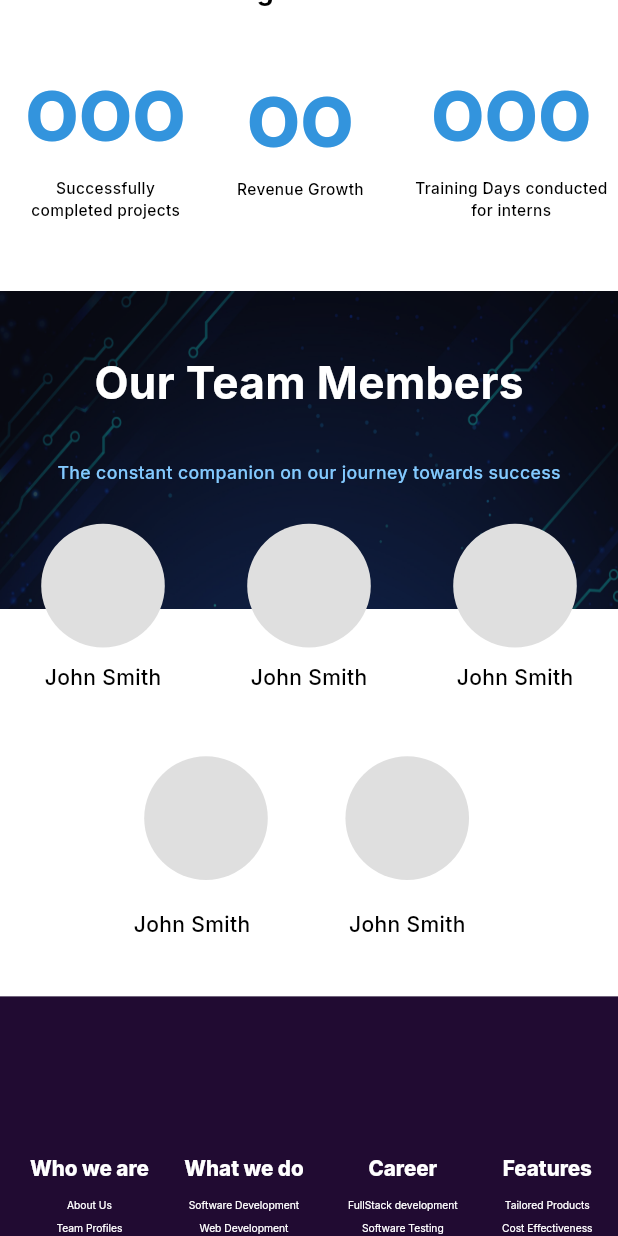
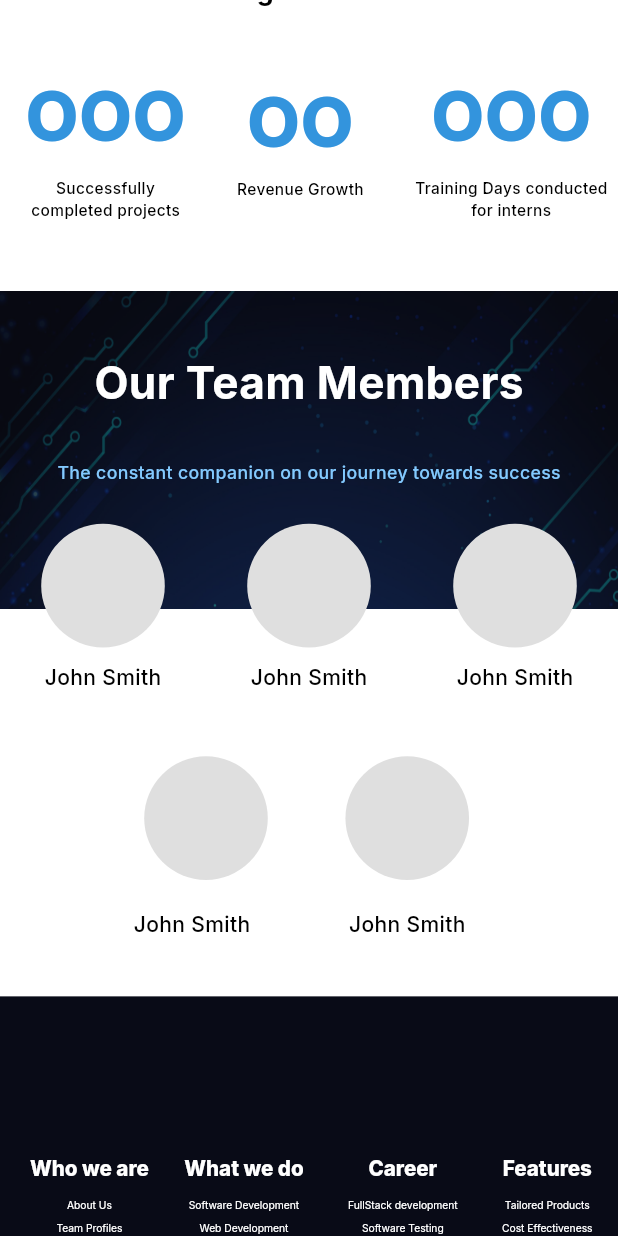
Before and after one commit to prachipachangepp/website_binyuga_new1, a Flutter app: the screen it shows after launch, scrolled down 1152 dp, on a phone screen of 412 x 824 dp. Run offline on Flutter 3.47's test engine with Material 3 defaults, Android fonts, the phone set to English and light mode, and no system bars; our stand-ins replace font_awesome_flutter, google_fonts.

Commit message:
updated all page

```diff
--- a/lib/presentation/font_manager.dart
+++ b/lib/presentation/font_manager.dart
@@ -15,6 +15,7 @@ class FontWeightManager {
 
 class FontSize {
   static const double s5= 5.0;
+  static const double s7= 7.0;
   static const double s8 = 8.0;
   static const double s10 = 10.0;
   static const double s11 = 11.0;
--- a/lib/presentation/value_manager.dart
+++ b/lib/presentation/value_manager.dart
@@ -27,6 +27,7 @@ class AppPadding {
   static const double p150 = 150.0;
   static const double p160 = 160.0;
   static const double p170 = 170.0;
+  static const double p185 = 185.0;
   static const double p200 = 180.0;
   static const double p190 = 190.0;
   static const double p205 = 205.0;
@@ -75,7 +76,10 @@ class AppSize {
   static const double s80 = 80;
   static const double s100 = 100;
   static const double s120 = 120;
+  static const double s126 = 126;
   static const double s130 = 130;
+  static const double s180 = 180;
+  static const double s145 = 145;
   static const double s160 = 160;
   static const double s187 = 187;
   static const double s200 = 200;
@@ -89,6 +93,7 @@ class AppSize {
   static const double s380 = 380;
   static const double s400=  400;
   static const double s420=  420;
+  static const double s470 = 470;
   static const double s520=  520;
   static const double s550=  550;
   static const double s600 = 600;
--- a/lib/screens/constant_screens/mobile_constant/description_page_constant_mobile.dart
+++ b/lib/screens/constant_screens/mobile_constant/description_page_constant_mobile.dart
@@ -21,7 +21,7 @@ class _DescriptionScreenConstantMobileState
   Widget build(BuildContext context) {
     return Container(
       height: AppSize.s300,
-      color: ColorManager.purple,
+      color: ColorManager.nevyBlue,
       child: Padding(
         padding: EdgeInsets.only(
           top: AppPadding.p100,
--- a/lib/screens/mobile_screens/career_screen_mobile/mobile_career_section_two.dart
+++ b/lib/screens/mobile_screens/career_screen_mobile/mobile_career_section_two.dart
@@ -70,7 +70,7 @@ class MobileCareerSectionTwo extends StatelessWidget {
           Padding(
             padding: EdgeInsets.only(left: AppPadding.p60, top: AppPadding.p170),
             child: Text(
-              AppString.weSee1,
+              MobileAppString.weSee1,
               style: CareerLongTxtConstant.careerlongTextStyle(context),
             ),
           ),
--- a/lib/screens/mobile_screens/home_screen_mobile/mobile_home_section_five.dart
+++ b/lib/screens/mobile_screens/home_screen_mobile/mobile_home_section_five.dart
@@ -48,7 +48,7 @@ class MobileHomeSectionFive extends StatelessWidget {
                         )),
                   ],
                 ),
-                const SizedBox(height: 30,),
+                const SizedBox(height: AppSize.s30,),
                 ///txt 2
                 Row(
                   mainAxisAlignment: MainAxisAlignment.center,
--- a/lib/screens/mobile_screens/home_screen_mobile/mobile_home_section_four.dart
+++ b/lib/screens/mobile_screens/home_screen_mobile/mobile_home_section_four.dart
@@ -25,7 +25,7 @@ class _MobileHomeSectionFourState extends State<MobileHomeSectionFour> {
           mainAxisAlignment: MainAxisAlignment.center,
           children: [
             Padding(
-              padding: const EdgeInsets.only(top: 40,left:40,right:20),
+              padding: const EdgeInsets.only(top:AppPadding.p40,left:40,right:20),
               child: Text(AppString.aboutUs1,
                 style: GoogleFonts.inter(
                   textStyle: AllScreensConstant.customTextStyle(
@@ -36,7 +36,7 @@ class _MobileHomeSectionFourState extends State<MobileHomeSectionFour> {
               ),
             ),],
         ),
-        const SizedBox(height: 10),
+        const SizedBox(height: AppSize.s10),
         Text(
             AppString.everyYear,
             textAlign: TextAlign.center,
@@ -63,7 +63,7 @@ class _MobileHomeSectionFourState extends State<MobileHomeSectionFour> {
                         fontFamily: FontConstants.fontFamily1,
                         color: ColorManager.skyBlue1),
                   ),
-                  const SizedBox(height: AppPadding.p8,),
+                  const SizedBox(height: AppSize.s8,),
                   Text(
                       AppString.successfullyProject,
                       textAlign: TextAlign.center,
@@ -83,7 +83,7 @@ class _MobileHomeSectionFourState extends State<MobileHomeSectionFour> {
              //   crossAxisAlignment: CrossAxisAlignment.center,
                 children: [
                   Padding(
-                    padding: const EdgeInsets.only(top: 30),
+                    padding: const EdgeInsets.only(top: AppPadding.p30),
                     child: Text(
                       'OO',
                       textAlign: TextAlign.center,
--- a/lib/screens/mobile_screens/home_screen_mobile/mobile_home_section_one.dart
+++ b/lib/screens/mobile_screens/home_screen_mobile/mobile_home_section_one.dart
@@ -44,7 +44,7 @@ class _MobileHomeSectionOneState extends State<MobileHomeSectionOne> {
 
           ///boy img
           Padding(
-            padding: EdgeInsets.only(left: 170, top: 120),
+            padding: EdgeInsets.only(left: 170, top: AppPadding.p120),
             child: Image.asset(
               "images/boy.png",
               //  height: MediaQuery.of(context).size.height / 1.3,
@@ -89,7 +89,7 @@ class _MobileHomeSectionOneState extends State<MobileHomeSectionOne> {
                 ),
 
                 ///hometxt 2
-                Text(AppString.homesTxt2,
+                Text(MobileAppString.mobileHomeTxt2,
                     textAlign: TextAlign.start,
                     style: AllScreensConstant.customTextStyle(
                         MediaQuery.of(context).size.width /65,
--- a/lib/screens/mobile_screens/what_we_do_screen_mobile/mobile_wwd_section_two.dart
+++ b/lib/screens/mobile_screens/what_we_do_screen_mobile/mobile_wwd_section_two.dart
@@ -76,7 +76,7 @@ class MobileWWDSectionTwo extends StatelessWidget {
             padding: EdgeInsets.only(
                 left:85,
                 top:255),
-            child: Text(AppString.weAreDedicated,
+            child: Text(MobileAppString.weAreDedicated,
                 style: AllScreensConstant.customTextStyle(
                   MediaQuery.of(context).size.width / 27,
                   FontWeightManager.semiBold,
--- a/lib/screens/website_screens/what_we_do_screens/wwd_section_two.dart
+++ b/lib/screens/website_screens/what_we_do_screens/wwd_section_two.dart
@@ -73,7 +73,7 @@ class WWDSectionTwo extends StatelessWidget {
             padding: EdgeInsets.only(
                 left: MediaQuery.of(context).size.width / 5,
                 top: AppPadding.p430),
-            child: Text(AppString.weAreDedicated,
+            child: Text(MobileAppString.weAreDedicated,
                 style: AllScreensConstant.customTextStyle(
                   MediaQuery.of(context).size.width / 50,
                   FontWeightManager.medium,
```
Also changed, not shown: lib/screens/mobile_screens/home_screen_mobile/mobile_home_section_six.dart (+4 -4 lines), lib/screens/mobile_screens/home_screen_mobile/mobile_home_section_three.dart (+18 -18 lines).
